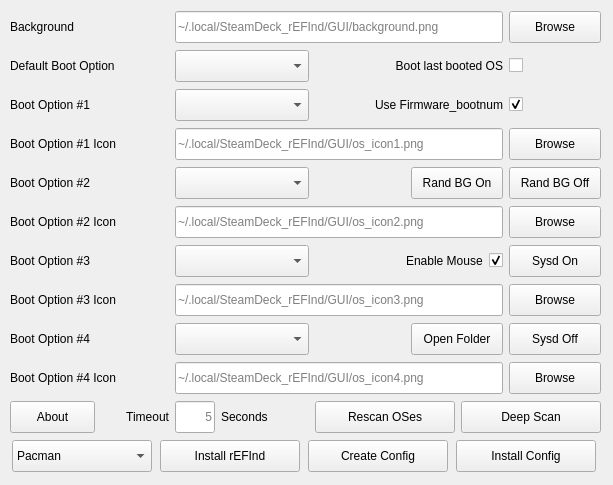
Old version of the form GUI/src/mainwindow.ui in the repository jlobue10/SteamDeck_rEFInd.
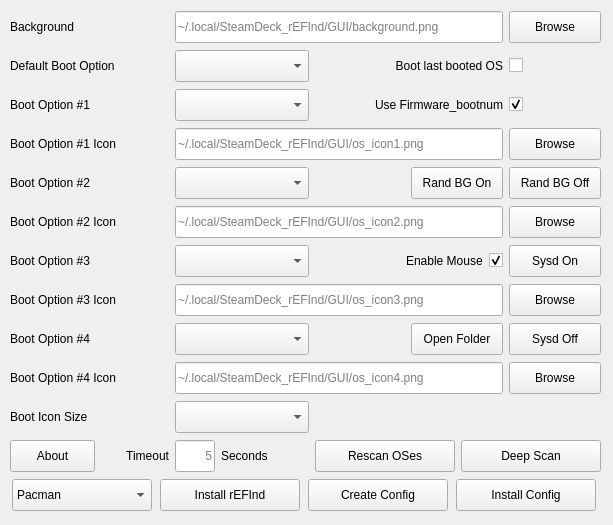
New version of the form. Icons and pictures are not drawn.

Commit message:
Add a Boot Icon Size option to the GUI
New combo box (96/128/160/192/256) above the Timeout row. Non-default
picks emit big_icon_size plus a proportionally scaled small_icon_size
(48/128 of big, keeping the tools row in step) into the generated
refind.conf; the 128 default emits nothing, so default output stays
byte-identical to previous releases. The choice persists in
rEFInd_GUI.ini as the pixel value, and the fixed-size window grows
40 px to fit the new row.

```diff
--- a/GUI/src/mainwindow.ui
+++ b/GUI/src/mainwindow.ui
@@ -7,19 +7,19 @@
     <x>0</x>
     <y>0</y>
     <width>613</width>
-    <height>485</height>
+    <height>525</height>
    </rect>
   </property>
   <property name="minimumSize">
    <size>
     <width>613</width>
-    <height>485</height>
+    <height>525</height>
    </size>
   </property>
   <property name="maximumSize">
    <size>
     <width>613</width>
-    <height>485</height>
+    <height>525</height>
    </size>
   </property>
   <property name="windowTitle">
@@ -36,7 +36,7 @@
       <x>10</x>
       <y>10</y>
       <width>591</width>
-      <height>471</height>
+      <height>511</height>
      </rect>
     </property>
     <layout class="QGridLayout" name="gridLayout_2">
@@ -499,7 +499,39 @@
        </property>
       </widget>
      </item>
-     <item row="10" column="0">
+     <item row="10" column="0" colspan="2">
+      <widget class="QLabel" name="Icon_Size_label">
+       <property name="minimumSize">
+        <size>
+         <width>94</width>
+         <height>32</height>
+        </size>
+       </property>
+       <property name="text">
+        <string>Boot Icon Size</string>
+       </property>
+      </widget>
+     </item>
+     <item row="10" column="2" colspan="2">
+      <widget class="QComboBox" name="Icon_Size_comboBox">
+       <property name="minimumSize">
+        <size>
+         <width>134</width>
+         <height>32</height>
+        </size>
+       </property>
+       <property name="maximumSize">
+        <size>
+         <width>134</width>
+         <height>32</height>
+        </size>
+       </property>
+       <property name="toolTip">
+        <string>Size of the OS icons on the rEFInd boot screen</string>
+       </property>
+      </widget>
+     </item>
+     <item row="11" column="0">
       <widget class="QPushButton" name="About_pushButton">
        <property name="minimumSize">
         <size>
@@ -518,7 +550,7 @@
        </property>
       </widget>
      </item>
-     <item row="10" column="1">
+     <item row="11" column="1">
       <widget class="QLabel" name="TimeoutLabel">
        <property name="minimumSize">
         <size>
@@ -540,7 +572,7 @@
        </property>
       </widget>
      </item>
-     <item row="10" column="2">
+     <item row="11" column="2">
       <widget class="QLineEdit" name="TimeOut_lineEdit">
        <property name="enabled">
         <bool>true</bool>
@@ -574,7 +606,7 @@
        </property>
       </widget>
      </item>
-     <item row="10" column="3">
+     <item row="11" column="3">
       <widget class="QLabel" name="TimeoutLabel_Seconds">
        <property name="minimumSize">
         <size>
@@ -590,7 +622,7 @@
        </property>
       </widget>
      </item>
-     <item row="10" column="4" colspan="2">
+     <item row="11" column="4" colspan="2">
       <layout class="QGridLayout" name="gridLayout">
        <item row="0" column="0">
         <widget class="QPushButton" name="Rescan_pushButton">
@@ -650,7 +682,7 @@
        </item>
       </layout>
      </item>
-     <item row="11" column="0" colspan="6">
+     <item row="12" column="0" colspan="6">
       <layout class="QHBoxLayout" name="horizontalLayout_2">
        <item>
         <widget class="QComboBox" name="Install_Source_comboBox">
```
The commit also changes 1 other file.
